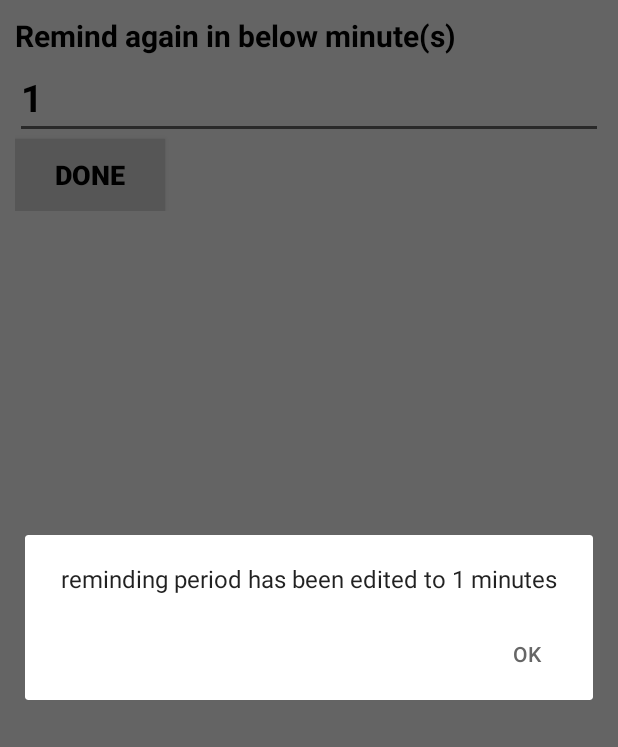
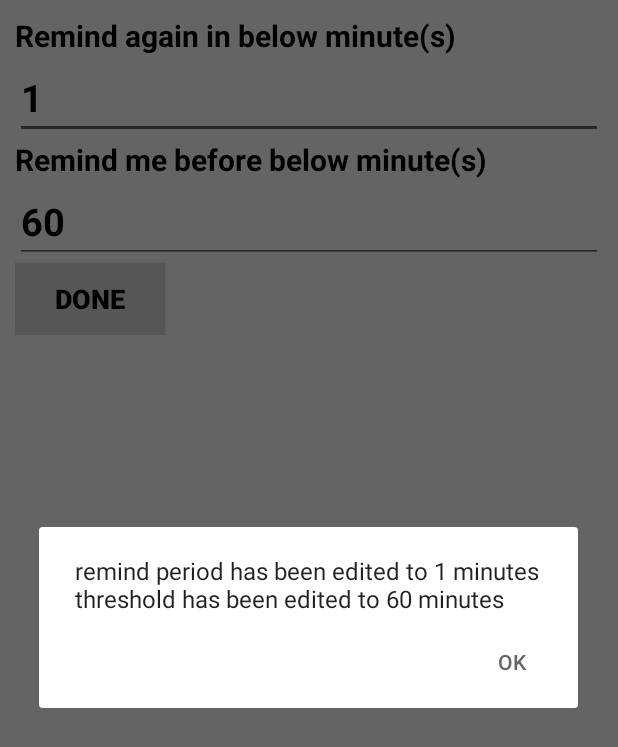
Before and after one commit to rmit-s3598284-JiaQi-Tang/Night-Movie-Planner-MAD-assignment1-, an Android app: the SettingsActivity screen opened directly, with no data from a screen before it, after a tap on "DONE", on a phone screen of 412 x 824 dp. Shown: the top 747 px of the screen. Run offline under Robolectric (Android 15) with nearby library versions, the phone set to English and light mode, and no system bars.

Commit message:
implemented threshold

```diff
--- a/MovieNightPlanner/app/src/main/java/com/example/movienightplanner/controllers/adapter/SetingsDoneOnclickListener.java
+++ b/MovieNightPlanner/app/src/main/java/com/example/movienightplanner/controllers/adapter/SetingsDoneOnclickListener.java
@@ -6,11 +6,7 @@ import android.content.Intent;
 import android.view.View;
 import android.widget.EditText;
 
-import com.example.movienightplanner.database.DBHelper;
 import com.example.movienightplanner.models.AppEngineImpl;
-import com.example.movienightplanner.models.EventImpl;
-import com.example.movienightplanner.models.helper.DateFormats;
-import com.example.movienightplanner.views.EditEventActivity;
 import com.example.movienightplanner.views.MainActivity;
 import com.example.movienightplanner.views.SettingsActivity;
 
@@ -19,10 +15,12 @@ public class SetingsDoneOnclickListener implements View.OnClickListener {
     public AppEngineImpl appEngine = AppEngineImpl.getSharedInstance();
     private SettingsActivity superActivity;
     final EditText remindingPeriodText;
+    final EditText thresholdPeriodText;
 
-    public SetingsDoneOnclickListener(SettingsActivity superActivity, EditText remindingPeriodText) {
+    public SetingsDoneOnclickListener(SettingsActivity superActivity, EditText remindingPeriodText, EditText thresholdPeriodText) {
         this.superActivity = superActivity;
         this.remindingPeriodText = remindingPeriodText;
+        this.thresholdPeriodText = thresholdPeriodText;
     }
 
     @Override
@@ -32,13 +30,16 @@ public class SetingsDoneOnclickListener implements View.OnClickListener {
         if (remindingPeriodText.getText().toString().isEmpty()) {
             appEngine.showAlert("Reminding peoriod can not be empty !", v.getContext());
         }
+        else if (thresholdPeriodText.getText().toString().isEmpty()) {
+            appEngine.showAlert("Threshold can not be empty !", v.getContext());
+        }
         else {
             try{
                 appEngine.setRemindingPeriod(Integer.parseInt(remindingPeriodText.getText().toString()));
-
+                appEngine.setThreshold(Integer.parseInt(thresholdPeriodText.getText().toString()));
                 //show alert
                 AlertDialog.Builder builder1 = new AlertDialog.Builder(v.getContext());
-                builder1.setMessage("reminding period has been edited to " + appEngine.getRemindingPeriod() + " minutes");
+                builder1.setMessage("remind period has been edited to " + appEngine.getRemindingPeriod() + " minutes" + System.getProperty("line.separator") + "threshold has been edited to " + appEngine.getThreshold() + " minutes");
                 builder1.setCancelable(true);
 
                 builder1.setPositiveButton(
@@ -56,7 +57,7 @@ public class SetingsDoneOnclickListener implements View.OnClickListener {
                 alert11.show();
 
             }catch (Exception e) {
-                e.printStackTrace();
+                appEngine.showAlert("Please input an Integer !", v.getContext());
             }
 
         }
--- a/MovieNightPlanner/app/src/main/java/com/example/movienightplanner/models/AppEngineImpl.java
+++ b/MovieNightPlanner/app/src/main/java/com/example/movienightplanner/models/AppEngineImpl.java
@@ -34,6 +34,7 @@ public class AppEngineImpl implements AppEngine {
     private boolean dataRead = false;
 
     public static int remindingPeriod = 1;
+    public static int threshold = 60;
 
     public static AppEngineImpl getSharedInstance() {
         if (sharedInstance == null) {
@@ -239,4 +240,13 @@ public class AppEngineImpl implements AppEngine {
     public static void setRemindingPeriod(int remindingPeriod) {
         AppEngineImpl.remindingPeriod = remindingPeriod;
     }
+
+    public static int getThreshold() {
+        return AppEngineImpl.threshold;
+    }
+
+    public static void setThreshold(int threshold) {
+        AppEngineImpl.threshold = threshold;
+    }
+
 }
--- a/MovieNightPlanner/app/src/main/java/com/example/movienightplanner/receivers/MyLocationService.java
+++ b/MovieNightPlanner/app/src/main/java/com/example/movienightplanner/receivers/MyLocationService.java
@@ -55,7 +55,7 @@ public class MyLocationService extends BroadcastReceiver {
                                     int leftMinutes = (int)(TimeUnit.MILLISECONDS.toMinutes(event.getDateTime().getTime()) - TimeUnit.MILLISECONDS.toMinutes(currentTime.getTime()));
 
                                     //send notifications at 15 minutes before the exact start time
-                                    if(duration + 15 == leftMinutes ) {
+                                    if(duration + appEngine.getThreshold() == leftMinutes ) {
                                         showNotification(context, appEngine.eventLists.indexOf(event),"is starting in " + leftMinutes + " minutes, you are now " + duration+" minutes driving away from the event location");
                                     }
                                     //send notifications for reachable events start in 1 hour
--- a/MovieNightPlanner/app/src/main/java/com/example/movienightplanner/views/SettingsActivity.java
+++ b/MovieNightPlanner/app/src/main/java/com/example/movienightplanner/views/SettingsActivity.java
@@ -6,7 +6,6 @@ import android.widget.Button;
 import android.widget.EditText;
 
 import com.example.movienightplanner.R;
-import com.example.movienightplanner.controllers.adapter.EditEventOnclickListener;
 import com.example.movienightplanner.controllers.adapter.SetingsDoneOnclickListener;
 import com.example.movienightplanner.models.AppEngineImpl;
 
@@ -23,14 +22,18 @@ public class SettingsActivity extends AppCompatActivity {
         Button doneButton;
 
         final EditText remindingPeriodText;
+        final EditText thresholdPeriodText;
 
         doneButton = (Button) findViewById(R.id.doneButton);
 
         remindingPeriodText = (EditText) findViewById(R.id.remindingPeriodEditTextID);
         remindingPeriodText.setText(""+appEngine.getRemindingPeriod());
 
+        thresholdPeriodText = (EditText) findViewById(R.id.thresholdEditTextID);
+        thresholdPeriodText.setText(""+appEngine.getThreshold());
+
         //handled logic in SetingsDoneOnclickListener class
-        doneButton.setOnClickListener(new SetingsDoneOnclickListener(this, remindingPeriodText));
+        doneButton.setOnClickListener(new SetingsDoneOnclickListener(this, remindingPeriodText, thresholdPeriodText));
 
     }
 }
--- a/MovieNightPlanner/app/src/main/res/layout/activity_settings.xml
+++ b/MovieNightPlanner/app/src/main/res/layout/activity_settings.xml
@@ -30,6 +30,24 @@
             android:textSize="@dimen/editText_size"
             android:textStyle="bold" />
 
+        <TextView
+            android:id="@+id/thresholdViewID"
+            android:layout_width="wrap_content"
+            android:layout_height="wrap_content"
+            android:text="@string/threshold"
+            android:textColor="@android:color/black"
+            android:textSize="@dimen/titletext_size"
+            android:textStyle="bold" />
+
+        <EditText
+            android:id="@+id/thresholdEditTextID"
+            android:layout_width="match_parent"
+            android:layout_height="wrap_content"
+            android:textColor="@android:color/black"
+            android:textSize="@dimen/editText_size"
+            android:textStyle="bold" />
+
+
         <Button
             android:id="@+id/doneButton"
             android:layout_width="@dimen/button_width"
--- a/MovieNightPlanner/app/src/main/res/values/strings.xml
+++ b/MovieNightPlanner/app/src/main/res/values/strings.xml
@@ -4,6 +4,7 @@
     <string name="done">DONE</string>
     <string name="dismiss">Dismiss</string>
     <string name="remind_period">Remind again in below minute(s)</string>
+    <string name="threshold">Remind me before below minute(s)</string>
     <string name="app_name">Movie Night Planner</string>
     <string name="current_date">June, 2016</string>
     <string name="add_event">ADD CALENDAR EVENT</string>
```
Also changed, not shown: MovieNightPlanner/app/src/main/java/com/example/movienightplanner/views/MainActivity.java (line endings or trailing spaces).
